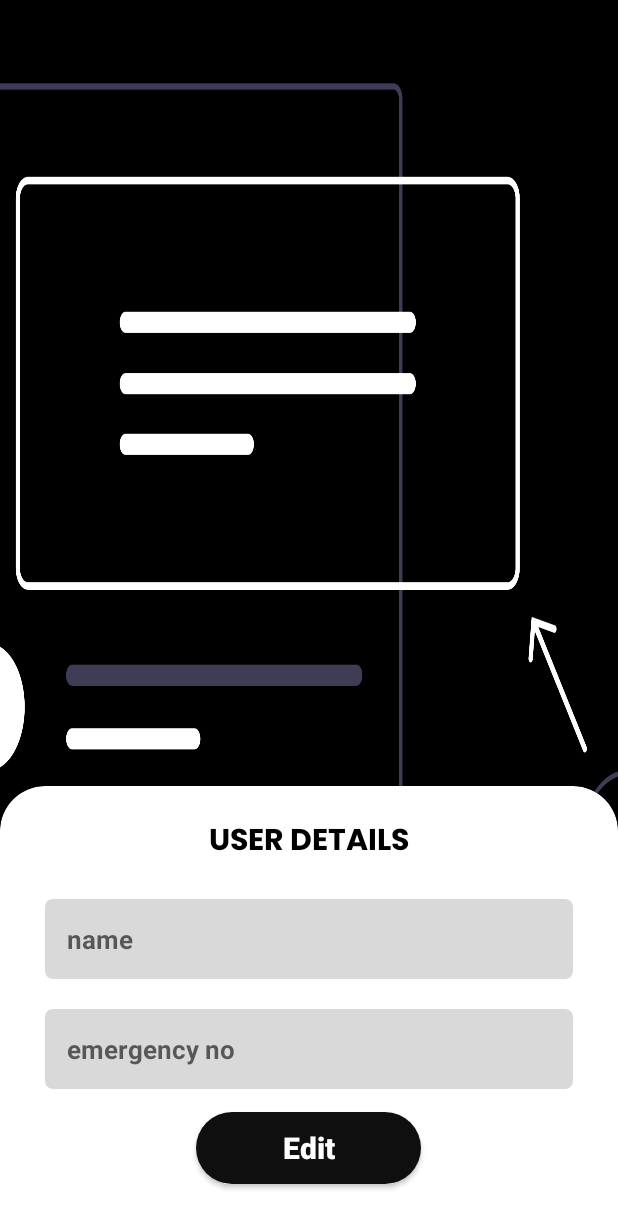
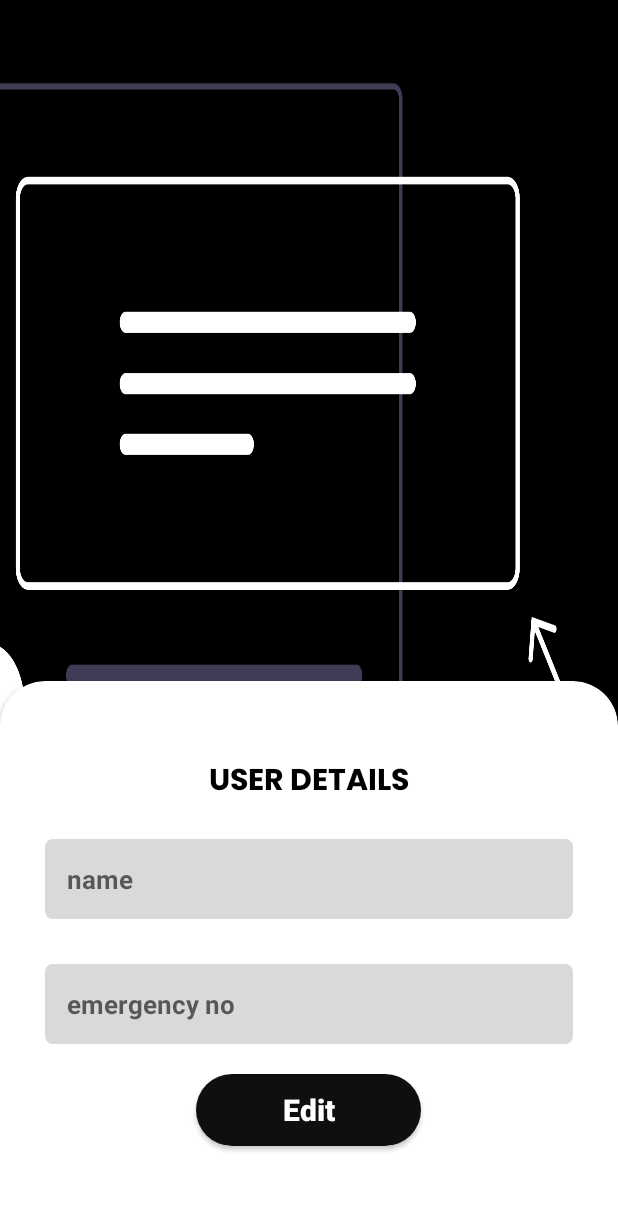
Before and after one commit to u1145h/LiveSafe, an Android app: the UserDetails screen opened directly, with no data from a screen before it, on a phone screen of 412 x 824 dp. Shown: the top 1228 px of the screen. Run offline under Robolectric (Android 15) with nearby library versions, the phone set to English and light mode, and no system bars.

Commit message:
user_details_activity & png file_Updated

```diff
--- a/app/src/main/java/com/example/safety/UserDetails.java
+++ b/app/src/main/java/com/example/safety/UserDetails.java
@@ -104,7 +104,6 @@ public class UserDetails extends AppCompatActivity {
         cursor.moveToFirst();
         while (cursor.isAfterLast() == false)
         {
-            textView.setText("ABOUT");
             name.setText(cursor.getString(1));
             e_phone.setText(cursor.getString(2));
             cursor.moveToNext();
--- a/app/src/main/res/layout/activity_user_details.xml
+++ b/app/src/main/res/layout/activity_user_details.xml
@@ -11,12 +11,11 @@
     <ImageView
         android:layout_width="match_parent"
         android:layout_height="match_parent"
-        android:background="@drawable/img_2"
-        android:contentDescription="TODO" />
+        android:background="@drawable/img_2"/>
 
     <androidx.cardview.widget.CardView
         android:layout_width="match_parent"
-        android:layout_height="400dp"
+        android:layout_height="470dp"
         android:layout_alignParentBottom="true"
         android:layout_marginBottom="-100dp"
         app:cardCornerRadius="30dp"
@@ -37,7 +36,7 @@
                 android:textColor="@color/text"
                 android:textAlignment="center"
                 android:layout_gravity="center_horizontal"
-                android:layout_marginTop="20dp"
+                android:layout_marginTop="50dp"
                 android:layout_width="wrap_content"
                 android:layout_height="wrap_content"/>
 
@@ -68,7 +67,7 @@
                 android:textColor="@color/text"
                 android:textAlignment="viewStart"
                 android:background="@drawable/input_background"
-                android:layout_marginTop="20dp"
+                android:layout_marginTop="30dp"
                 android:layout_width="match_parent"
                 android:layout_height="wrap_content" />
 
@@ -82,7 +81,7 @@
                 android:layout_gravity="center_horizontal"
                 android:background="@drawable/round_button_gradient"
                 android:textSize="20sp"
-                android:layout_marginTop="15dp"
+                android:layout_marginTop="20dp"
                 android:layout_width="150dp"
                 android:layout_height="wrap_content"/>
 
```
Also changed, not shown: app/src/main/res/layout/activity_edit_details.xml (+4 -4 lines).
